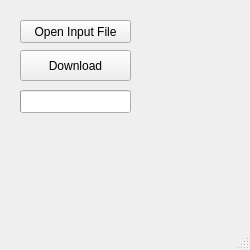
The window that Production/POSLogDownloaderWindow.ui (LouisVanslembrouck/Python-Projects) describes before a commit, drawn with Qt 5.
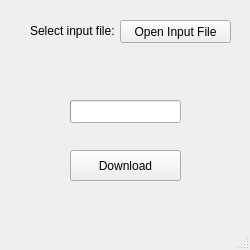
The same window after the commit.

Commit message: UI Changes and additional exception handling.

```diff
--- a/Production/POSLogDownloaderWindow.ui
+++ b/Production/POSLogDownloaderWindow.ui
@@ -17,11 +17,33 @@
    <bool>false</bool>
   </property>
   <widget class="QWidget" name="centralwidget">
+   <widget class="QWidget" name="widget" native="true">
+    <property name="geometry">
+     <rect>
+      <x>20</x>
+      <y>10</y>
+      <width>211</width>
+      <height>181</height>
+     </rect>
+    </property>
+    <widget class="QLabel" name="label">
+     <property name="geometry">
+      <rect>
+       <x>10</x>
+       <y>10</y>
+       <width>111</width>
+       <height>21</height>
+      </rect>
+     </property>
+     <property name="text">
+      <string>Select input file: </string>
+     </property>
+    </widget>
    <widget class="QPushButton" name="InputFile">
     <property name="geometry">
      <rect>
-      <x>20</x>
-      <y>20</y>
+       <x>100</x>
+       <y>10</y>
       <width>111</width>
       <height>23</height>
      </rect>
@@ -33,8 +55,8 @@
    <widget class="QPushButton" name="Download">
     <property name="geometry">
      <rect>
-      <x>20</x>
-      <y>50</y>
+       <x>50</x>
+       <y>140</y>
       <width>111</width>
       <height>31</height>
      </rect>
@@ -46,7 +68,7 @@
    <widget class="QProgressBar" name="ProgressBar">
     <property name="geometry">
      <rect>
-      <x>20</x>
+       <x>50</x>
       <y>90</y>
       <width>111</width>
       <height>23</height>
@@ -68,7 +90,7 @@
    <widget class="QLabel" name="Failed">
     <property name="geometry">
      <rect>
-      <x>20</x>
+       <x>80</x>
       <y>120</y>
       <width>61</width>
       <height>16</height>
@@ -77,6 +99,7 @@
     <property name="text">
      <string/>
     </property>
+    </widget>
    </widget>
   </widget>
   <widget class="QMenuBar" name="menubar">
```
Lines whose indentation alone changed are shown as unchanged. The commit also changes 3 other files.
